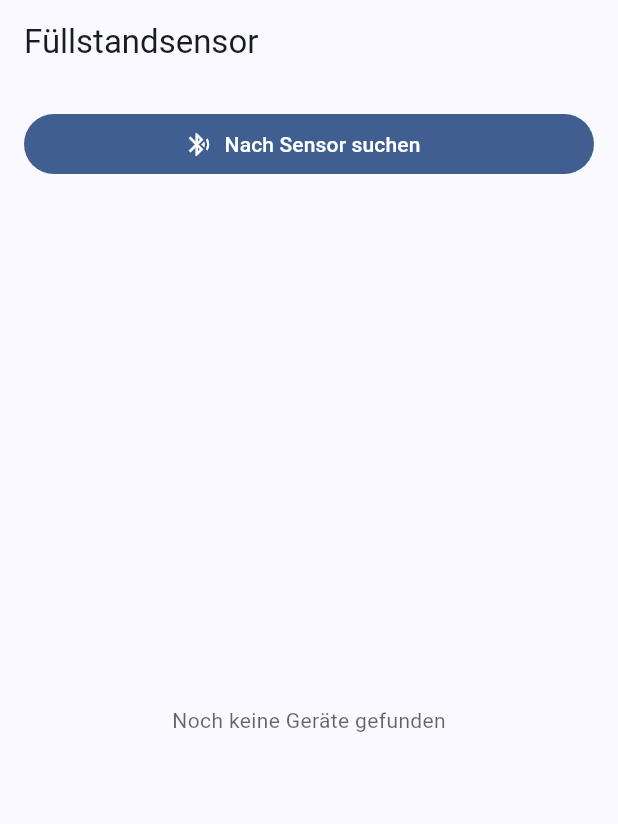
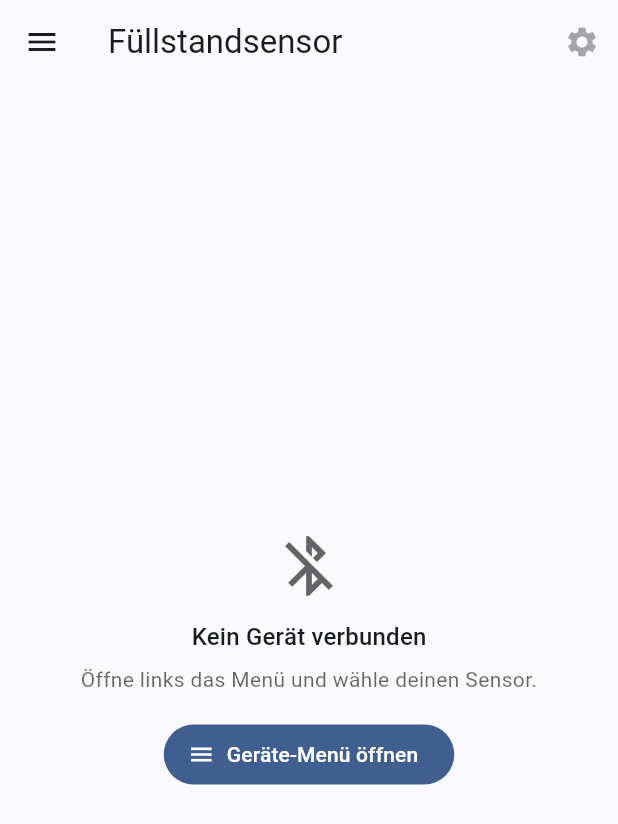
Before and after one commit to djalex95/LevelsensorV1, a Flutter app: the screen it shows after launch, on a phone screen of 412 x 824 dp. Shown: the top 824 px of the screen. Run offline on Flutter 3.47's test engine with Material 3 defaults, Android fonts, the phone set to English and light mode, and no system bars; our stand-ins replace file_picker, flutter_blue_plus, permission_handler, shared_preferences.

Commit message:
Auto-Connect: letzten Sensor merken und beim Start verbinden

```diff
--- a/App_Fuellstand/lib/main.dart
+++ b/App_Fuellstand/lib/main.dart
@@ -6,6 +6,7 @@ import 'package:flutter/material.dart';
 import 'package:flutter/services.dart';
 import 'package:flutter_blue_plus/flutter_blue_plus.dart';
 import 'package:permission_handler/permission_handler.dart';
+import 'package:shared_preferences/shared_preferences.dart';
 
 import 'ble_service.dart';
 import 'dfu.dart';
@@ -56,6 +57,14 @@ class _HomePageState extends State<HomePage> {
   SensorStatus? _status;
   final List<String> _log = [];
 
+  final GlobalKey<ScaffoldState> _scaffoldKey = GlobalKey<ScaffoldState>();
+  bool _showSettings = false;
+  bool _autoConnecting = false;
+
+  // Merker für den zuletzt verbundenen Sensor (SharedPreferences).
+  static const _prefLastId = 'last_device_id';
+  static const _prefLastName = 'last_device_name';
+
   int _fluidSel = 1;
   final TextEditingController _capCtrl = TextEditingController();
   final TextEditingController _instCtrl = TextEditingController();
@@ -72,12 +81,44 @@ class _HomePageState extends State<HomePage> {
   void initState() {
     super.initState();
     _subs.add(_ble.lines.listen(_onLine));
-    _subs.add(_ble.connected.listen((c) => setState(() => _connected = c)));
+    _subs.add(_ble.connected.listen((c) => setState(() {
+          _connected = c;
+          if (!c) _showSettings = false; // bei Trennung zurück zur Startseite
+        })));
     _subs.add(FlutterBluePlus.scanResults
         .listen((r) => setState(() => _scanResults = r)));
     _subs.add(FlutterBluePlus.isScanning
         .listen((s) => setState(() => _isScanning = s)));
-    _requestPermissions();
+    _init();
+  }
+
+  Future<void> _init() async {
+    await _requestPermissions();
+    await _tryAutoConnect();
+  }
+
+  /// Beim Start versuchen, sich mit dem zuletzt verbundenen Sensor zu verbinden.
+  Future<void> _tryAutoConnect() async {
+    final prefs = await SharedPreferences.getInstance();
+    final id = prefs.getString(_prefLastId);
+    if (id == null || id.isEmpty) return;
+    final name = prefs.getString(_prefLastName) ?? '';
+    setState(() => _autoConnecting = true);
+    try {
+      final device = BluetoothDevice.fromId(id);
+      _addLog('Verbinde automatisch mit ${name.isNotEmpty ? name : id}…');
+      await _connect(device, fallbackName: name);
+    } catch (e) {
+      _addLog('Auto-Verbinden fehlgeschlagen: $e');
+    } finally {
+      if (mounted) setState(() => _autoConnecting = false);
+    }
+  }
+
+  Future<void> _saveLastDevice(BluetoothDevice device, String name) async {
+    final prefs = await SharedPreferences.getInstance();
+    await prefs.setString(_prefLastId, device.remoteId.str);
+    await prefs.setString(_prefLastName, name);
   }
 
   Future<void> _requestPermissions() async {
@@ -129,15 +170,21 @@ class _HomePageState extends State<HomePage> {
     }
   }
 
-  Future<void> _connect(BluetoothDevice device) async {
+  Future<void> _connect(BluetoothDevice device, {String? fallbackName}) async {
     await FlutterBluePlus.stopScan();
     try {
       await _ble.connect(device);
       _device = device;
       _configInit = false;
-      _deviceName = device.platformName;
+      final pn = device.platformName;
+      _deviceName = pn.isNotEmpty
+          ? pn
+          : (fallbackName != null && fallbackName.isNotEmpty
+              ? fallbackName
+              : device.remoteId.str);
       _nameCtrl.text = _deviceName;
       _addLog('Verbunden mit $_deviceName');
+      await _saveLastDevice(device, _deviceName); // Sensor merken
     } catch (e) {
       _addLog('Verbindung fehlgeschlagen: $e');
       if (mounted) {
@@ -243,80 +290,169 @@ class _HomePageState extends State<HomePage> {
 
   @override
   Widget build(BuildContext context) {
+    return _showSettings ? _buildSettingsScaffold() : _buildHomeScaffold();
+  }
+
+  // ---------------- Startseite (Live-Anzeige) ----------------
+
+  Widget _buildHomeScaffold() {
     return Scaffold(
+      key: _scaffoldKey,
       appBar: AppBar(
         title: Text(_connected ? _deviceName : 'Füllstandsensor'),
         actions: [
+          IconButton(
+            icon: const Icon(Icons.settings),
+            tooltip: 'Einstellungen',
+            onPressed:
+                _connected ? () => setState(() => _showSettings = true) : null,
+          ),
+        ],
+      ),
+      drawer: _buildDeviceDrawer(),
+      body: _connected ? _buildHomeBody() : _buildDisconnectedHint(),
+    );
+  }
+
+  Widget _buildHomeBody() {
+    return ListView(
+      padding: const EdgeInsets.fromLTRB(12, 12, 12, 24),
+      children: [_levelCard()],
+    );
+  }
+
+  Widget _buildDisconnectedHint() {
+    final hint = Theme.of(context).hintColor;
+    if (_autoConnecting) {
+      return Center(
+        child: Column(
+          mainAxisSize: MainAxisSize.min,
+          children: [
+            const CircularProgressIndicator(),
+            const SizedBox(height: 16),
+            Text('Verbinde mit letztem Sensor…',
+                style: TextStyle(color: hint)),
+          ],
+        ),
+      );
+    }
+    return Center(
+      child: Padding(
+        padding: const EdgeInsets.all(24),
+        child: Column(
+          mainAxisSize: MainAxisSize.min,
+          children: [
+            Icon(Icons.bluetooth_disabled, size: 48, color: hint),
+            const SizedBox(height: 12),
+            Text('Kein Gerät verbunden',
+                style: Theme.of(context).textTheme.titleMedium),
+            const SizedBox(height: 6),
+            Text('Öffne links das Menü und wähle deinen Sensor.',
+                textAlign: TextAlign.center, style: TextStyle(color: hint)),
+            const SizedBox(height: 16),
+            FilledButton.icon(
+              icon: const Icon(Icons.menu),
+              label: const Text('Geräte-Menü öffnen'),
+              onPressed: () => _scaffoldKey.currentState?.openDrawer(),
+            ),
+          ],
+        ),
+      ),
+    );
+  }
+
+  // ---------------- Geräte-Menü (Drawer) ----------------
+
+  Widget _buildDeviceDrawer() {
+    final devices =
+        _scanResults.where((r) => r.device.platformName.isNotEmpty).toList();
+    final cs = Theme.of(context).colorScheme;
+    final hint = Theme.of(context).hintColor;
+    return Drawer(
+      child: SafeArea(
+        child: Column(
+          crossAxisAlignment: CrossAxisAlignment.stretch,
+          children: [
+            Padding(
+              padding: const EdgeInsets.fromLTRB(16, 16, 16, 4),
+              child:
+                  Text('Geräte', style: Theme.of(context).textTheme.titleLarge),
+            ),
             if (_connected)
-            IconButton(
+              ListTile(
+                leading: CircleAvatar(
+                    backgroundColor: cs.primaryContainer,
+                    child: const Icon(Icons.sensors)),
+                title: Text(_deviceName),
+                subtitle: const Text('verbunden'),
+                trailing: IconButton(
                   icon: const Icon(Icons.link_off),
                   tooltip: 'Trennen',
                   onPressed: () => _ble.disconnect(),
                 ),
-        ],
               ),
-      body: _connected ? _buildDashboard() : _buildScanView(),
-    );
-  }
-
-  // ---------------- Scan-Ansicht ----------------
-
-  Widget _buildScanView() {
-    final devices =
-        _scanResults.where((r) => r.device.platformName.isNotEmpty).toList();
-    return Column(
-      children: [
             Padding(
-          padding: const EdgeInsets.all(16),
-          child: SizedBox(
-            width: double.infinity,
+              padding: const EdgeInsets.all(12),
               child: FilledButton.icon(
-              icon: Icon(_isScanning ? Icons.hourglass_top : Icons.bluetooth_searching),
+                icon: Icon(_isScanning
+                    ? Icons.hourglass_top
+                    : Icons.bluetooth_searching),
                 label: Text(_isScanning ? 'Suche läuft…' : 'Nach Sensor suchen'),
                 onPressed: _isScanning ? null : _startScan,
               ),
             ),
-        ),
-        if (devices.isEmpty)
+            const Divider(height: 1),
             Expanded(
-            child: Center(
+              child: devices.isEmpty
+                  ? Center(
                       child: Text(
-                _isScanning ? 'Suche nach Geräten…' : 'Noch keine Geräte gefunden',
-                style: TextStyle(color: Theme.of(context).hintColor),
-              ),
-            ),
-          )
-        else
-          Expanded(
-            child: ListView(
-              padding: const EdgeInsets.symmetric(horizontal: 12),
+                          _isScanning ? 'Suche…' : 'Keine Geräte gefunden',
+                          style: TextStyle(color: hint)))
+                  : ListView(
                       children: devices
-                  .map((r) => Card(
-                        child: ListTile(
-                          leading: const CircleAvatar(child: Icon(Icons.sensors)),
+                          .map((r) => ListTile(
+                                leading: const Icon(Icons.sensors),
                                 title: Text(r.device.platformName),
                                 subtitle: Text(r.device.remoteId.str),
                                 trailing: Text('${r.rssi} dBm'),
-                          onTap: () => _connect(r.device),
-                        ),
+                                onTap: () {
+                                  Navigator.of(context).pop();
+                                  _connect(r.device);
+                                },
                               ))
                           .toList(),
                     ),
             ),
           ],
+        ),
+      ),
     );
   }
 
-  // ---------------- Dashboard ----------------
+  // ---------------- Einstellungen ----------------
 
-  Widget _buildDashboard() {
-    return ListView(
+  Widget _buildSettingsScaffold() {
+    return PopScope(
+      canPop: false,
+      onPopInvokedWithResult: (didPop, result) {
+        if (!didPop) setState(() => _showSettings = false);
+      },
+      child: Scaffold(
+        appBar: AppBar(
+          leading: IconButton(
+            icon: const Icon(Icons.arrow_back),
+            onPressed: () => setState(() => _showSettings = false),
+          ),
+          title: const Text('Einstellungen'),
+        ),
+        body: ListView(
           padding: const EdgeInsets.fromLTRB(12, 12, 12, 24),
           children: [
-        _levelCard(),
-        const SizedBox(height: 12),
-        _configCard(),
-        const SizedBox(height: 12),
+            _section(
+              icon: Icons.settings_outlined,
+              title: 'Konfiguration',
+              child: _configBody(),
+            ),
             _section(
               icon: Icons.tune,
               title: 'Kalibrierung',
@@ -338,6 +474,8 @@ class _HomePageState extends State<HomePage> {
               child: _logBody(),
             ),
           ],
+        ),
+      ),
     );
   }
 
@@ -421,16 +559,10 @@ class _HomePageState extends State<HomePage> {
     );
   }
 
-  Widget _configCard() {
-    return Card(
-      child: Padding(
-        padding: const EdgeInsets.all(16),
-        child: Column(
+  Widget _configBody() {
+    return Column(
       crossAxisAlignment: CrossAxisAlignment.start,
       children: [
-            const Text('Konfiguration',
-                style: TextStyle(fontWeight: FontWeight.w600, fontSize: 16)),
-            const SizedBox(height: 8),
         Row(
           children: [
             const Text('Fluidtyp'),
@@ -438,8 +570,8 @@ class _HomePageState extends State<HomePage> {
             DropdownButton<int>(
               value: _fluidSel,
               items: fluidNames.entries
-                      .map((e) => DropdownMenuItem(
-                          value: e.key, child: Text(e.value)))
+                  .map((e) =>
+                      DropdownMenuItem(value: e.key, child: Text(e.value)))
                   .toList(),
               onChanged: (v) => setState(() => _fluidSel = v ?? 1),
             ),
@@ -455,8 +587,6 @@ class _HomePageState extends State<HomePage> {
         _fieldRow(_instCtrl, 'Instanz (0..15)',
             () => _send('INST ${_instCtrl.text.trim()}')),
       ],
-        ),
-      ),
     );
   }
 
--- a/App_Fuellstand/pubspec.yaml
+++ b/App_Fuellstand/pubspec.yaml
@@ -13,6 +13,7 @@ dependencies:
   flutter_blue_plus: ^1.32.12
   permission_handler: ^11.3.1
   file_picker: ^8.1.2
+  shared_preferences: ^2.2.0
 
 dev_dependencies:
   flutter_lints: ^3.0.0
```
Also changed, not shown: App_Fuellstand/pubspec.lock. Lines whose indentation alone changed are shown as unchanged.
